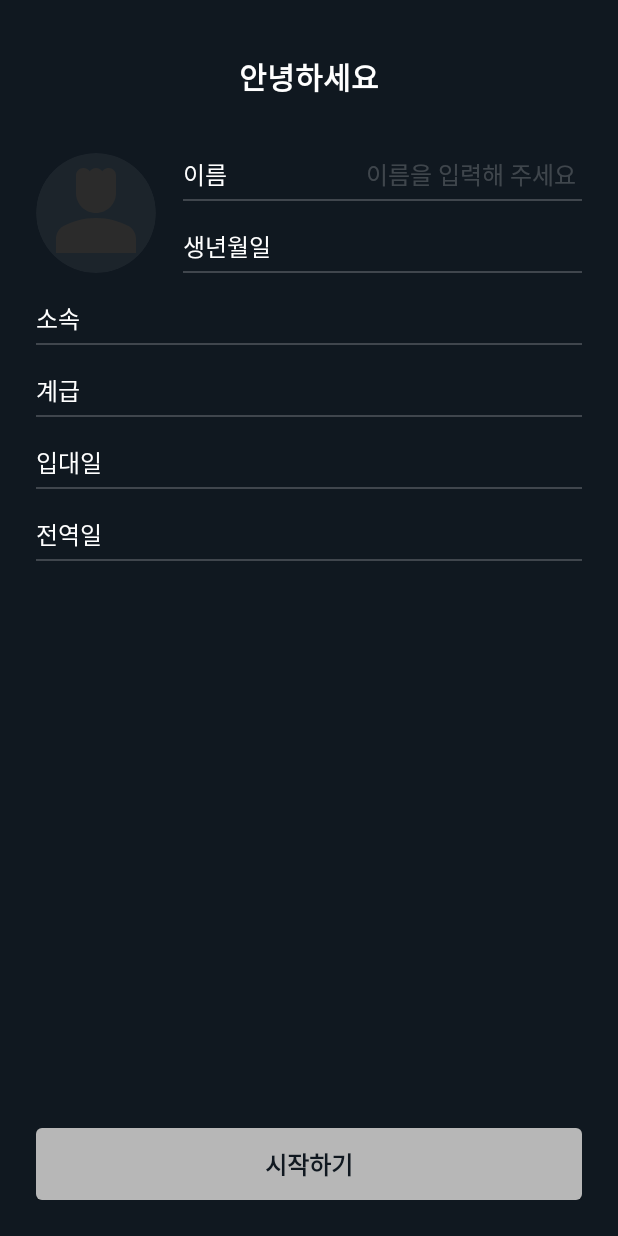
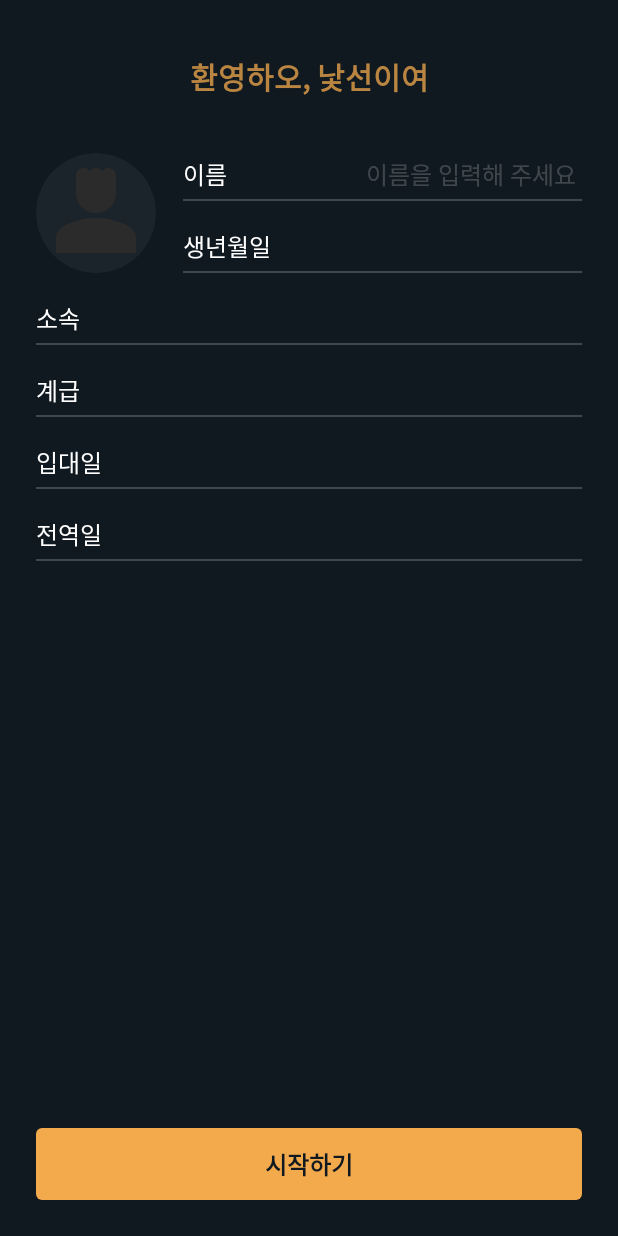
Before and after one commit to tapark/military_quest, an Android app: the fragment HomeFragment placed in its activity, after a tap on "33.123151", on a phone screen of 412 x 824 dp. Run offline under Robolectric (Android 15) with nearby library versions, the phone set to English and light mode, and no system bars; our stand-ins replace AdMob, Dagger/Hilt's generated code, data binding; libraries missing offline, so code that uses them is left out: androidx.databinding.library; 28 statements that could not run were skipped.

Commit message:
modify_init

```diff
--- a/app/src/main/java/com/tapark/military_quest/MainActivity.kt
+++ b/app/src/main/java/com/tapark/military_quest/MainActivity.kt
@@ -137,7 +137,7 @@ class MainActivity : BaseActivity<ActivityMainBinding, MainActivityViewModel>()
 
     fun showHomeFragment() {
         supportFragmentManager.beginTransaction()
-            .add(R.id.fragmentContainerView, HomeFragment()).addToBackStack(null).commitAllowingStateLoss()
+            .replace(R.id.fragmentContainerView, HomeFragment()).addToBackStack(null).commitAllowingStateLoss()
     }
 
     fun showImageSelectFragment() {
--- a/app/src/main/java/com/tapark/military_quest/home/HomeFragment.kt
+++ b/app/src/main/java/com/tapark/military_quest/home/HomeFragment.kt
@@ -10,6 +10,7 @@ import com.tapark.military_quest.base.BaseFragment
 import com.tapark.military_quest.data.UserInfo
 import com.tapark.military_quest.databinding.FragmentHomeBinding
 import com.tapark.military_quest.utils.PrefManager
+import com.tapark.military_quest.utils.PrefManager.KEY_PROFILE_BITMAP
 import com.tapark.military_quest.ymdToMilli
 import dagger.hilt.android.AndroidEntryPoint
 
@@ -32,7 +33,7 @@ class HomeFragment: BaseFragment<FragmentHomeBinding, HomeViewModel>() {
 
     override fun initViews(savedInstanceState: Bundle?) {
 
-
+        initData()
         onClick()
 
         val userInfo = PrefManager.getUserInfo()
@@ -81,6 +82,14 @@ class HomeFragment: BaseFragment<FragmentHomeBinding, HomeViewModel>() {
 
         userInfo = PrefManager.getUserInfo()
 
+        viewDataBinding.apply {
+            subNameText.text = getString(R.string.sub_name_form, userInfo.company.value, userInfo.rank.value)
+            nameText.text = userInfo.name.value.ifEmpty { "강한용사" }
+            enterText.text = getString(R.string.enter_date_form, userInfo.enter.value)
+            retireText.text = getString(R.string.retire_date_form, userInfo.retire.value)
+            profileImageView.setImageBitmap(PrefManager.getBitmap(KEY_PROFILE_BITMAP))
+        }
+
     }
 
 }
--- a/app/src/main/res/drawable/background_button_round_b7b7b7.xml
+++ b/app/src/main/res/drawable/background_button_round_b7b7b7.xml
@@ -1,10 +1,10 @@
 <?xml version="1.0" encoding="utf-8"?>
 <shape xmlns:android="http://schemas.android.com/apk/res/android"
     android:shape="rectangle">
-    <solid android:color="#B7B7B7" />
+    <solid android:color="@color/app_main" />
     <corners
         android:radius="4dp"/>
     <stroke
         android:width="0dp"
-        android:color="#FFC800"/>
+        android:color="@color/app_main"/>
 </shape>
--- a/app/src/main/res/layout/fragment_home.xml
+++ b/app/src/main/res/layout/fragment_home.xml
@@ -130,6 +130,7 @@
                 android:layout_height="36dp"
                 android:padding="6dp"
                 android:src="@drawable/ic_round_edit_24"
+                app:tint="@color/white_60"
                 app:layout_constraintTop_toTopOf="parent"
                 app:layout_constraintStart_toEndOf="@id/profileCardView"/>
 
--- a/app/src/main/res/layout/fragment_init_info.xml
+++ b/app/src/main/res/layout/fragment_init_info.xml
@@ -22,8 +22,8 @@
             android:layout_width="match_parent"
             android:layout_height="wrap_content"
             android:layout_marginTop="12dp"
-            android:text="안녕하세요"
-            android:textColor="@color/white"
+            android:text="환영하오, 낯선이여"
+            android:textColor="#BFF2AA4C"
             android:textStyle="bold"
             android:textSize="20dp"
             android:gravity="center"
--- a/app/src/main/res/values/strings.xml
+++ b/app/src/main/res/values/strings.xml
@@ -11,5 +11,7 @@
     <string name="enter_date_form">입대일 : %s</string>
     <string name="retire_date_form">전역일 : %s</string>
 
+    <string name="sub_name_form">대한민국 %s %s</string>
+
 
 </resources>
```
